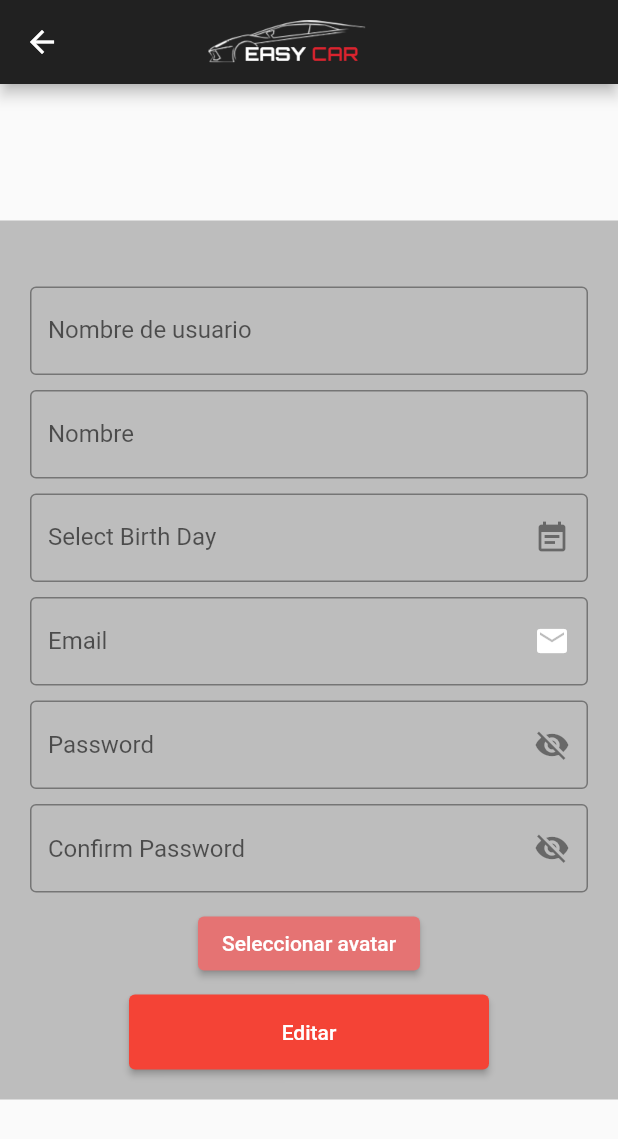
After one commit to Gallegogofra21/EasyCar, a Flutter app: the EditScreen screen opened directly, on a phone screen of 412 x 824 dp. The commit adds this screen. Shown: the top 1139 px of the screen. Run offline on Flutter 3.47's test engine with Material 2 defaults, Android fonts, the phone set to English and light mode, and no system bars; drawn by our look-alikes of date_field; our stand-ins replace bloc, equatable, file_picker, flutter_bloc, image_picker, shared_preferences; accounts and stored records are empty; network calls fail; statements that could not run were skipped.

Commit message:
Editar perfil (sin probar)

```diff
--- /dev/null
+++ b/flutter_easycar/lib/bloc/edit_bloc/edit_bloc.dart
@@ -0,0 +1,24 @@
+import 'package:bloc/bloc.dart';
+import 'package:flutter_easycar/bloc/edit_bloc/edit_event.dart';
+import 'package:flutter_easycar/bloc/edit_bloc/edit_state.dart';
+import 'package:flutter_easycar/repository/auth_repository/auth_repository.dart';
+
+class EditBloc extends Bloc<EditEvent, EditState> {
+  final AuthRepository authRepository;
+
+  EditBloc(this.authRepository) : super(EditInitial()) {
+    on<DoEditEvent>(_doEditEvent);
+  }
+
+  void _doEditEvent(
+      DoEditEvent event, Emitter<EditState> emit) async {
+    try {
+      final loginResponse =
+          await authRepository.register(event.registerDto, event.image);
+      emit(EditSuccessState(loginResponse));
+      return;
+    } on Exception catch (e) {
+      emit(LoginErrorState(e.toString()));
+    }
+  }
+}
--- /dev/null
+++ b/flutter_easycar/lib/bloc/edit_bloc/edit_event.dart
@@ -0,0 +1,16 @@
+import 'package:equatable/equatable.dart';
+import 'package:flutter_easycar/models/register_dto.dart';
+
+abstract class EditEvent extends Equatable {
+  const EditEvent();
+
+  @override
+  List<Object> get props => [];
+}
+
+class DoEditEvent extends EditEvent {
+  final RegisterDto registerDto;
+  final String image;
+
+  const DoEditEvent(this.registerDto, this.image);
+}
--- /dev/null
+++ b/flutter_easycar/lib/bloc/edit_bloc/edit_state.dart
@@ -0,0 +1,31 @@
+import 'package:equatable/equatable.dart';
+import 'package:flutter_easycar/models/user.dart';
+
+abstract class EditState extends Equatable {
+  const EditState();
+
+  @override
+  List<Object> get props => [];
+}
+
+class EditInitial extends EditState {}
+
+class EditLoading extends EditState {}
+
+class EditSuccessState extends EditState {
+  final User editResponse;
+
+  const EditSuccessState(this.editResponse);
+
+  @override
+  List<Object> get props => [editResponse];
+}
+
+class LoginErrorState extends EditState {
+  final String message;
+
+  const LoginErrorState(this.message);
+
+  @override
+  List<Object> get props => [message];
+}
--- a/flutter_easycar/lib/repository/auth_repository/auth_repository.dart
+++ b/flutter_easycar/lib/repository/auth_repository/auth_repository.dart
@@ -6,4 +6,5 @@ import 'package:flutter_easycar/models/user.dart';
 abstract class AuthRepository {
   Future<LoginResponse> login(LoginDto loginDto);
   Future<User> register(RegisterDto registerDto, String image);
+  Future<User> edit (RegisterDto registerDto, String image);
 }
--- /dev/null
+++ b/flutter_easycar/lib/screens/edit_screen.dart
@@ -0,0 +1,368 @@
+import 'dart:io';
+
+import 'package:flutter/material.dart';
+import 'package:flutter_bloc/flutter_bloc.dart';
+import 'package:flutter_easycar/bloc/edit_bloc/edit_bloc.dart';
+import 'package:flutter_easycar/bloc/edit_bloc/edit_event.dart';
+import 'package:flutter_easycar/bloc/image_pick_bloc/image_pick_bloc.dart';
+import 'package:flutter_easycar/bloc/image_pick_bloc/image_pick_event.dart';
+import 'package:flutter_easycar/bloc/image_pick_bloc/image_pick_state.dart';
+import 'package:flutter_easycar/bloc/register_bloc/register_bloc.dart';
+import 'package:flutter_easycar/bloc/register_bloc/register_event.dart';
+import 'package:flutter_easycar/bloc/register_bloc/register_state.dart';
+import 'package:flutter_easycar/models/register_dto.dart';
+import 'package:flutter_easycar/models/user.dart';
+import 'package:flutter_easycar/repository/auth_repository/auth_repository.dart';
+import 'package:flutter_easycar/repository/auth_repository/auth_repositoryimpl.dart';
+import 'package:image_picker/image_picker.dart';
+import 'package:shared_preferences/shared_preferences.dart';
+import 'package:intl/intl.dart';
+
+import 'package:date_field/date_field.dart';
+
+import 'package:file_picker/file_picker.dart';
+
+import 'login_screen.dart';
+
+class EditScreen extends StatefulWidget {
+  const EditScreen({Key? key}) : super(key: key);
+
+  @override
+  _EditScreenState createState() => _EditScreenState();
+}
+
+class _EditScreenState extends State<EditScreen> {
+  String imageSelect = "No has seleccionado ninguna imagen";
+  FilePickerResult? result;
+  PlatformFile? file;
+
+  String date = "";
+  DateTime selectedDate = DateTime.now();
+
+  late AuthRepository authRepository;
+  final _formKey = GlobalKey<FormState>();
+  TextEditingController username = TextEditingController();
+  TextEditingController name = TextEditingController();
+  TextEditingController email = TextEditingController();
+  TextEditingController fechaNacimiento = TextEditingController();
+  TextEditingController password2 = TextEditingController();
+  TextEditingController password = TextEditingController();
+  late Future<SharedPreferences> _prefs;
+  final String uploadUrl = 'http://10.0.2.2:8080/auth/register';
+  String path = "";
+  bool _passwordVisible = false;
+  bool _password2Visible = false;
+  bool isPublic = true;
+
+  @override
+  void initState() {
+    authRepository = AuthRepositoryImpl();
+    _prefs = SharedPreferences.getInstance();
+    _passwordVisible = false;
+    _password2Visible = false;
+    super.initState();
+  }
+
+  @override
+  Widget build(BuildContext context) {
+    return Scaffold(
+      resizeToAvoidBottomInset: false,
+      backgroundColor: Colors.grey.shade800,
+      appBar: AppBar(
+        title: Padding(
+          padding: const EdgeInsets.only(left: 50.0),
+          child: Image.asset(
+            'assets/images/logo.png',
+            width: 150,
+            fit: BoxFit.cover,
+          ),
+        ),
+        backgroundColor: Colors.grey.shade900,
+      ),
+      body: MultiBlocProvider(
+        providers: [
+          BlocProvider(
+            create: (context) {
+              return ImagePickBlocBloc();
+            },
+          ),
+          BlocProvider(
+            create: (context) {
+              return RegisterBloc(authRepository);
+            },
+          ),
+        ],
+        child: _createBody(context),
+      ),
+    );
+  }
+
+  _createBody(BuildContext context) {
+    return Scaffold(
+      body: Center(
+        child: Container(
+            color: Colors.grey.shade400,
+            padding: const EdgeInsets.all(20),
+            child: BlocConsumer<RegisterBloc, RegisterState>(
+                listenWhen: (context, state) {
+              return state is RegisterSuccessState || state is LoginErrorState;
+            }, listener: (context, state) async {
+              if (state is RegisterSuccessState) {
+                _loginSuccess(context, state.registerResponse);
+              } else if (state is LoginErrorState) {
+                _showSnackbar(context, state.message);
+              }
+            }, buildWhen: (context, state) {
+              return state is RegisterInitial || state is RegisterLoading;
+            }, builder: (ctx, state) {
+              if (state is RegisterInitial) {
+                return _register(ctx);
+              } else if (state is RegisterLoading) {
+                return const Center(child: CircularProgressIndicator());
+              } else {
+                return _register(ctx);
+              }
+            })),
+      ),
+    );
+  }
+
+  Future<void> _loginSuccess(BuildContext context, User late) async {
+    _prefs.then((SharedPreferences prefs) {
+      prefs.setString('token', late.email);
+      prefs.setString('avatar', late.avatar);
+
+      Navigator.push(
+        context,
+        MaterialPageRoute(builder: (context) => const LoginScreen()),
+      );
+    });
+  }
+
+  void _showSnackbar(BuildContext context, String message) {
+    final snackBar = SnackBar(
+      content: Text(message),
+    );
+    ScaffoldMessenger.of(context).showSnackBar(snackBar);
+  }
+
+  _register(BuildContext context) {
+    return SingleChildScrollView(
+      child: Column(crossAxisAlignment: CrossAxisAlignment.start, children: [
+        Column(
+          crossAxisAlignment: CrossAxisAlignment.start,
+        ),
+        const SizedBox(
+          height: 24,
+        ),
+        Form(
+          key: _formKey,
+          child: Column(
+            mainAxisAlignment: MainAxisAlignment.center,
+            children: [
+              Padding(
+                  padding: const EdgeInsets.only(bottom: 10.0),
+                  child: TextFormField(
+                    controller: username,
+                    decoration: const InputDecoration(
+                        border: OutlineInputBorder(),
+                        hintText: 'Username',
+                        labelText: 'Nombre de usuario',
+                        focusedBorder: UnderlineInputBorder(
+                            borderSide: BorderSide(color: Colors.white))),
+                    onSaved: (String? value) {},
+                    validator: (String? value) {
+                      return (value == null || value.isEmpty)
+                          ? 'El campo está vacío.'
+                          : null;
+                    },
+                  )),
+              Padding(
+                  padding: const EdgeInsets.only(bottom: 10.0),
+                  child: TextFormField(
+                    controller: name,
+                    decoration: const InputDecoration(
+                        border: OutlineInputBorder(),
+                        hintText: 'Name',
+                        labelText: 'Nombre',
+                        focusedBorder: UnderlineInputBorder(
+                            borderSide: BorderSide(color: Colors.white))),
+                    onSaved: (String? value) {},
+                    validator: (String? value) {
+                      return (value == null || value.isEmpty)
+                          ? 'El campo está vacío.'
+                          : null;
+                    },
+                  )),
+              Padding(
+                padding: const EdgeInsets.only(bottom: 10.0),
+                child: DateTimeFormField(
+                  initialDate: DateTime(2001, 9, 7),
+                  firstDate: DateTime.utc(1900),
+                  lastDate: DateTime.now(),
+                  decoration: const InputDecoration(
+                    hintStyle: TextStyle(color: Colors.black45),
+                    errorStyle: TextStyle(color: Colors.redAccent),
+                    border: OutlineInputBorder(
+                      borderSide: BorderSide(color: Colors.white),
+                    ),
+                    suffixIcon: Icon(Icons.event_note),
+                    labelText: 'Select Birth Day',
+                  ),
+                  mode: DateTimeFieldPickerMode.date,
+                  autovalidateMode: AutovalidateMode.always,
+                  validator: (e) =>
+                      (e?.day ?? 0) == 1 ? 'Please not the first day' : null,
+                  onDateSelected: (DateTime value) {
+                    selectedDate = value;
+                    print(value);
+                  },
+                ),
+              ),
+              Padding(
+                  padding: const EdgeInsets.only(bottom: 10.0),
+                  child: TextFormField(
+                    controller: email,
+                    decoration: const InputDecoration(
+                        border: OutlineInputBorder(),
+                        suffixIcon: Icon(Icons.email),
+                        suffixIconColor: Colors.white,
+                        hintText: 'Email',
+                        labelText: 'Email',
+                        focusedBorder: UnderlineInputBorder(
+                            borderSide: BorderSide(color: Colors.white))),
+                    onSaved: (String? value) {},
+                    validator: (String? value) {
+                      return (value == null || !value.contains('@'))
+                          ? 'Introduzca un correo válido.'
+                          : null;
+                    },
+                  )),
+              Column(
+                children: [
+                  Padding(
+                    padding: const EdgeInsets.only(bottom: 10.0),
+                    child: TextFormField(
+                      obscureText: !_passwordVisible,
+                      controller: password,
+                      decoration: InputDecoration(
+                        hintText: 'Password',
+                        suffixIcon: IconButton(
+                          icon: Icon(
+                            _passwordVisible
+                                ? Icons.visibility
+                                : Icons.visibility_off,
+                          ),
+                          onPressed: () {
+                            setState(() {
+                              _passwordVisible = !_passwordVisible;
+                            });
+                          },
+                        ),
+                        border: const OutlineInputBorder(
+                          borderSide: BorderSide(color: Colors.white),
+                        ),
+                      ),
+                    ),
+                  ),
+                  Padding(
+                    padding: const EdgeInsets.only(bottom: 10.0),
+                    child: TextFormField(
+                      obscureText: !_password2Visible,
+                      controller: password2,
+                      decoration: InputDecoration(
+                          hintText: 'Confirm Password',
+                          border: const OutlineInputBorder(
+                            borderSide: BorderSide(color: Colors.white),
+                          ),
+                          suffixIcon: IconButton(
+                            icon: Icon(
+                              _password2Visible
+                                  ? Icons.visibility
+                                  : Icons.visibility_off,
+                            ),
+                            onPressed: () {
+                              setState(() {
+                                _password2Visible = !_password2Visible;
+                              });
+                            },
+                          )),
+                    ),
+                  ),
+                ],
+              ),
+
+              Padding(
+                padding: const EdgeInsets.only(bottom: 10.0),
+                child: BlocConsumer<ImagePickBlocBloc, ImagePickBlocState>(
+                    listenWhen: (context, state) {
+                      return state is ImageSelectedSuccessState;
+                    },
+                    listener: (context, state) {},
+                    buildWhen: (context, state) {
+                      return state is ImagePickBlocInitial ||
+                          state is ImageSelectedSuccessState;
+                    },
+                    builder: (context, state) {
+                      if (state is ImageSelectedSuccessState) {
+                        path = state.pickedFile.path;
+                        print('PATH ${state.pickedFile.path}');
+                        return Column(children: [
+                          CircleAvatar(
+                            backgroundImage: FileImage(File(path)),
+                            radius: 50,
+                          ),
+                        ]);
+                      }
+                      return Center(
+                          child: ElevatedButton(
+                              style: ElevatedButton.styleFrom(
+                                  primary: Colors.red.shade300),
+                              onPressed: () {
+                                BlocProvider.of<ImagePickBlocBloc>(context).add(
+                                    const SelectImageEvent(
+                                        ImageSource.gallery));
+                              },
+                              child: const Text('Seleccionar avatar')));
+                    }),
+              )
+            ],
+          ),
+        ),
+        Center(
+          child: ElevatedButton(
+            style: ElevatedButton.styleFrom(
+                fixedSize: const Size(240, 50), primary: Colors.red),
+            onPressed: () async {
+              SharedPreferences prefs = await SharedPreferences.getInstance();
+              if (_formKey.currentState!.validate()) {
+                final loginDto = RegisterDto(
+                    username: username.text,
+                    fechaNacimiento:
+                        DateFormat("yyyy-MM-dd").format(selectedDate),
+                    email: email.text,
+                    password2: password2.text,
+                    password: password.text);
+
+                BlocProvider.of<EditBloc>(context)
+                    .add(DoEditEvent(loginDto, path));
+              }
+              prefs.setString('username', username.text);
+              prefs.setString('name', name.text);
+              prefs.setString('email', email.text);
+              prefs.setString('fechaNacimiento',
+                  DateFormat("yyyy-MM-dd").format(selectedDate));
+              prefs.setString('password', password.text);
+              prefs.setString('password2', password2.text);
+              print(path);
+
+              Navigator.pushNamed(context, '/profile');
+            },
+            child: const Text('Editar'),
+          ),
+        ),
+
+      ]),
+    );
+  }
+}
```
Also changed, not shown: flutter_easycar/lib/repository/auth_repository/auth_repositoryimpl.dart (+23 -0 lines), flutter_easycar/lib/screens/profile_screen.dart (+6 -1 lines), flutter_easycar/pubspec.lock.
